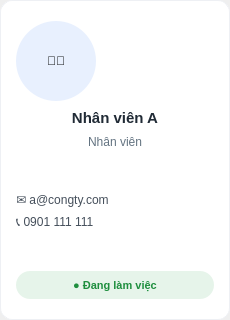
First picture: the form in src/view/employeecard.ui, repository vttaan/OOP---Management-Application-Project, before the edit.
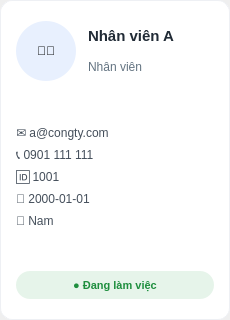
Second picture: the form after the edit.

Patch:
```diff
--- a/src/view/employeecard.ui
+++ b/src/view/employeecard.ui
@@ -65,22 +65,27 @@
        <number>20</number>
       </property>
       <item>
+       <layout class="QHBoxLayout" name="horizontalLayout_Header">
+        <property name="spacing">
+         <number>12</number>
+        </property>
+        <item>
        <widget class="QLabel" name="lblAvatar">
         <property name="minimumSize">
          <size>
-          <width>80</width>
-          <height>80</height>
+            <width>60</width>
+            <height>60</height>
          </size>
         </property>
         <property name="maximumSize">
          <size>
-          <width>80</width>
-          <height>80</height>
+            <width>60</width>
+            <height>60</height>
          </size>
         </property>
         <property name="styleSheet">
          <string notr="true">background-color: #e8f0fe;
-border-radius: 40px;</string>
+border-radius: 30px;</string>
         </property>
         <property name="text">
          <string>🧑‍💼</string>
@@ -91,6 +96,11 @@
        </widget>
       </item>
       <item>
+         <layout class="QVBoxLayout" name="verticalLayout_NameRole">
+          <property name="spacing">
+           <number>2</number>
+          </property>
+          <item>
        <widget class="QLabel" name="lblName">
         <property name="font">
          <font>
@@ -105,7 +115,10 @@
          <string>Nhân viên A</string>
         </property>
         <property name="alignment">
-         <set>Qt::AlignCenter</set>
+             <set>Qt::AlignLeading|Qt::AlignLeft|Qt::AlignVCenter</set>
+            </property>
+            <property name="wordWrap">
+             <bool>true</bool>
         </property>
        </widget>
       </item>
@@ -123,9 +136,13 @@
          <string>Nhân viên</string>
         </property>
         <property name="alignment">
-         <set>Qt::AlignCenter</set>
-        </property>
-       </widget>
+             <set>Qt::AlignLeading|Qt::AlignLeft|Qt::AlignVCenter</set>
+            </property>
+           </widget>
+          </item>
+         </layout>
+        </item>
+       </layout>
       </item>
       <item>
        <spacer name="verticalSpacer">
@@ -160,6 +177,36 @@
         </property>
        </widget>
       </item>
+      <item>
+       <widget class="QLabel" name="lblID">
+        <property name="styleSheet">
+         <string notr="true">color: #454f5b;</string>
+        </property>
+        <property name="text">
+         <string>🆔 1001</string>
+        </property>
+       </widget>
+      </item>
+      <item>
+       <widget class="QLabel" name="lblDOB">
+        <property name="styleSheet">
+         <string notr="true">color: #454f5b;</string>
+        </property>
+        <property name="text">
+         <string>🎂 2000-01-01</string>
+        </property>
+       </widget>
+      </item>
+      <item>
+       <widget class="QLabel" name="lblGender">
+        <property name="styleSheet">
+         <string notr="true">color: #454f5b;</string>
+        </property>
+        <property name="text">
+         <string>🚻 Nam</string>
+        </property>
+       </widget>
+      </item>
       <item>
        <spacer name="verticalSpacer_2">
         <property name="orientation">
```
Lines whose indentation alone changed are shown as unchanged.
